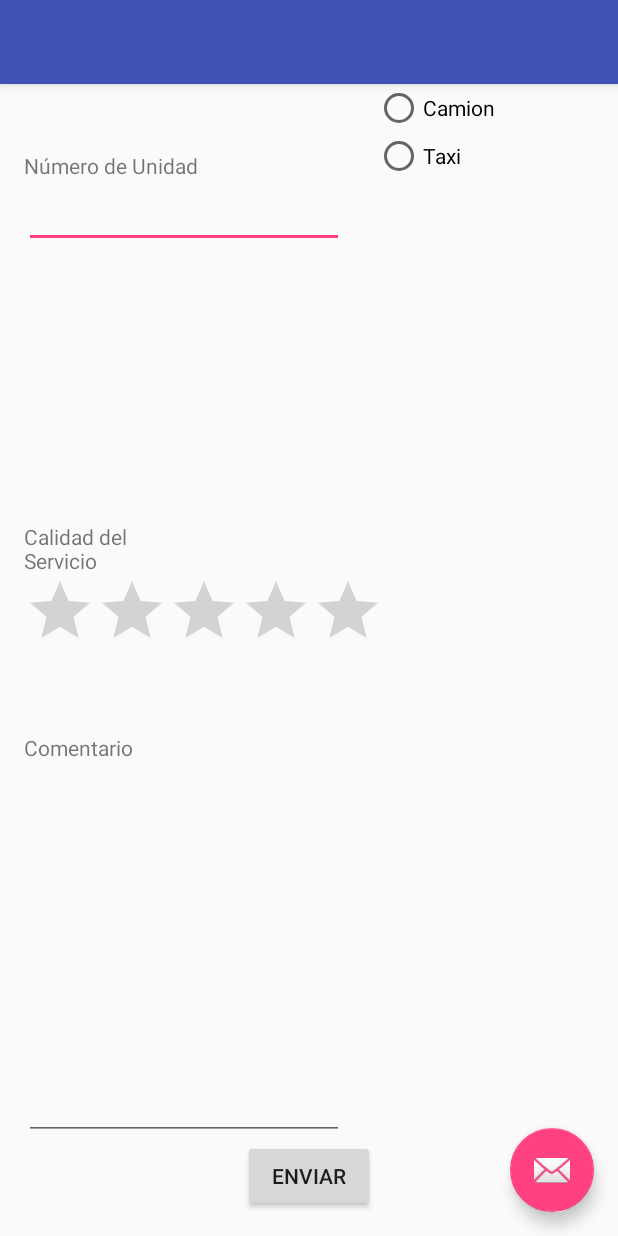
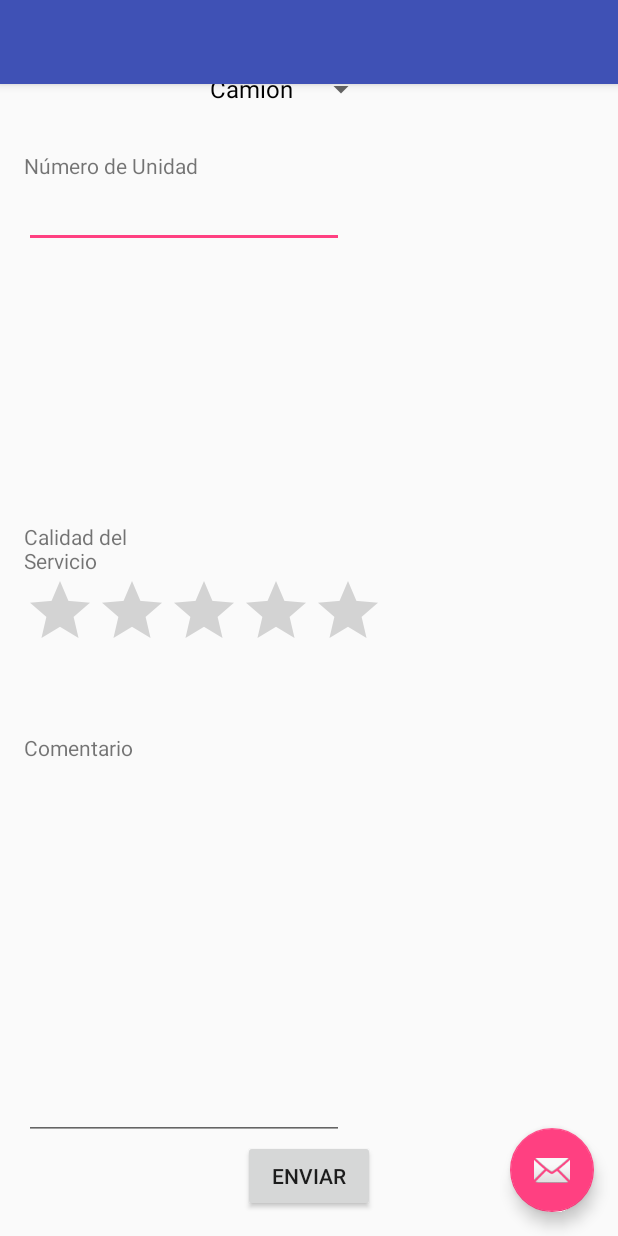
Before and after one commit to aliciamarceleno/transportApp, an Android app: the evaluar screen opened directly, with no data from a screen before it, on a phone screen of 412 x 824 dp. Run offline under Robolectric (Android 15) with nearby library versions, the phone set to English and light mode, and no system bars.

Commit message:
subir com y ver casi completo

```diff
--- a/app/src/main/res/layout/content_evaluar.xml
+++ b/app/src/main/res/layout/content_evaluar.xml
@@ -27,8 +27,7 @@
         android:ems="10"
         android:id="@+id/editText"
         android:layout_below="@+id/textView2"
-        android:layout_alignRight="@+id/radioButton"
-        android:layout_alignEnd="@+id/radioButton" />
+        />
 
     <RatingBar
         android:layout_width="wrap_content"
@@ -88,20 +87,6 @@
         android:layout_toEndOf="@+id/button">
 
 
-
-        <RadioButton
-            android:layout_width="wrap_content"
-            android:layout_height="wrap_content"
-            android:text="Camion"
-            android:id="@+id/radioButton" />
-
-        <RadioButton
-            android:layout_width="wrap_content"
-            android:layout_height="wrap_content"
-            android:text="Taxi"
-            android:id="@+id/radioButton2"
-            android:checked="false" />
-
     </RadioGroup>
 
     <TextView
@@ -113,4 +98,12 @@
         android:layout_alignRight="@+id/textView2"
         android:layout_alignEnd="@+id/textView2" />
 
+    <Spinner
+        android:layout_width="wrap_content"
+        android:layout_height="wrap_content"
+        android:id="@+id/spinner"
+        android:layout_below="@+id/textView"
+        android:layout_toRightOf="@+id/textView2"
+        android:layout_toEndOf="@+id/textView2" />
+
 </RelativeLayout>
--- a/app/src/main/res/values/strings.xml
+++ b/app/src/main/res/values/strings.xml
@@ -1,7 +1,10 @@
 <resources>
-    <string name="app_name">TaxiApp</string>
+    <string name="app_name">TransportApp</string>
     <string name="action_settings">Settings</string>
     <string name="title_activity_consultar">consultar</string>
     <string name="title_activity_evaluar">evaluar</string>
     <string name="title_activity_mensajes">mensajes</string>
+    <string-array name="Tipo"><item>Camion</item><item>Taxi</item></string-array>
+    <string-array name="Tipo2"><item>Camion</item><item>Taxi</item></string-array>
+
 </resources>
```
Also changed, not shown: app/src/main/java/taxiapp/upslp/wap/taxiapp/consultar.java (+24 -0 lines), app/src/main/java/taxiapp/upslp/wap/taxiapp/evaluar.java (+120 -0 lines), app/src/main/res/layout/content_consultar.xml (+23 -31 lines).
